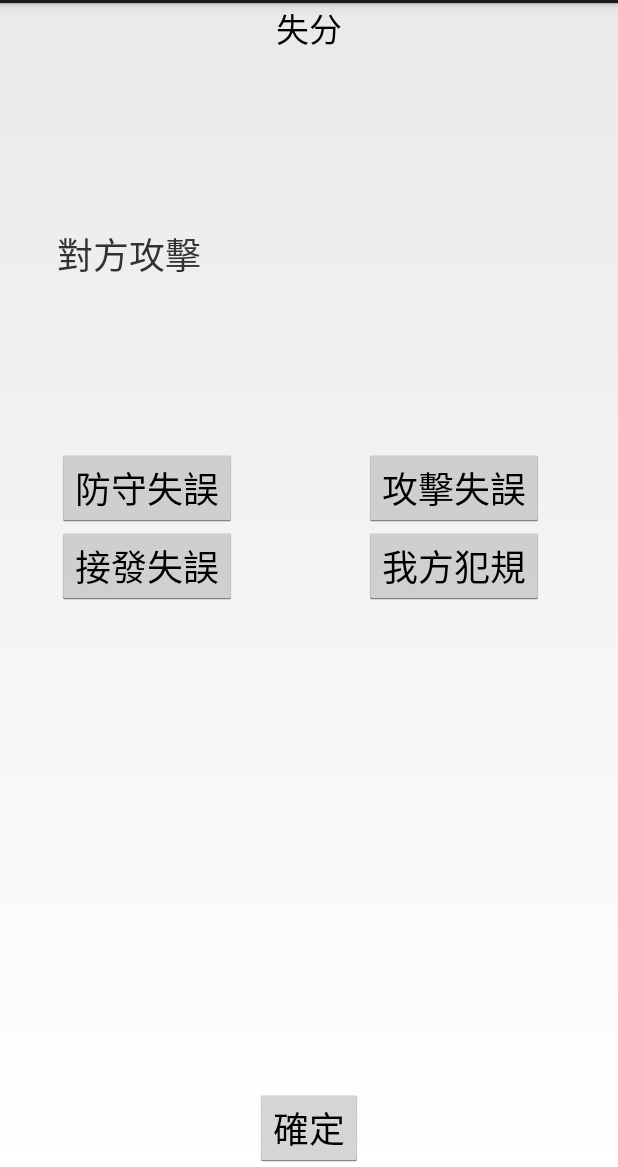
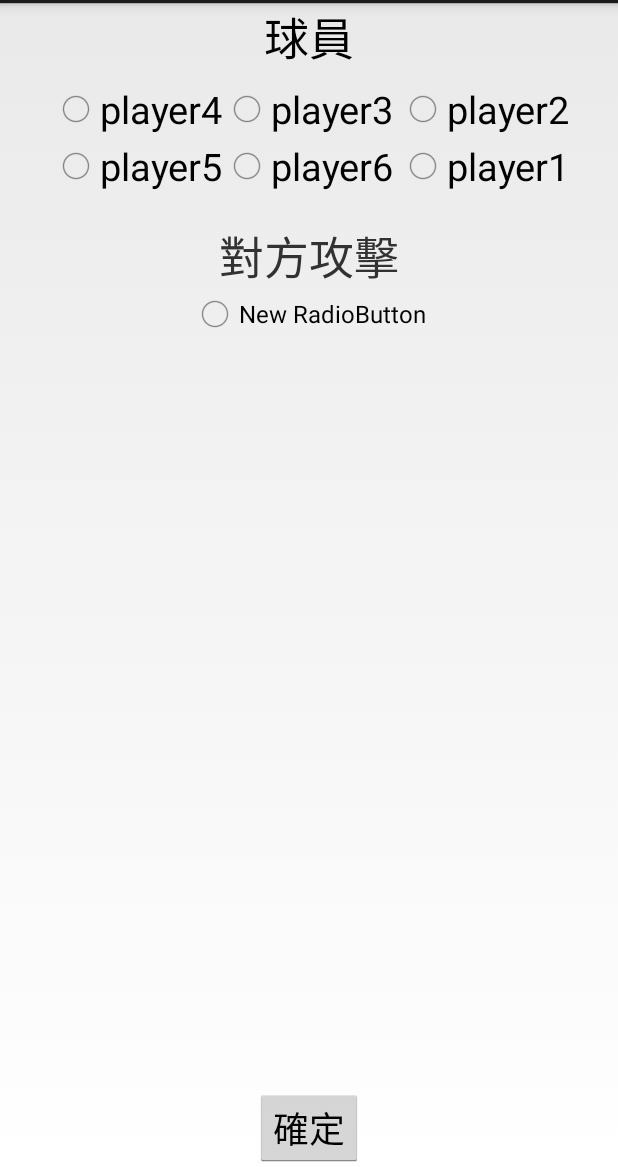
Before and after one commit to Jason52366/VolleyGameRecord, an Android app: the Record3 screen opened directly, with no data from a screen before it, on a phone screen of 412 x 824 dp, the part 69-1236 px from its top. Run offline under Robolectric (Android 15) with nearby library versions, the light colour scheme and no system bars.

Commit message:
record2 radio button grouping finished without players. record3 radio button button not finished

```diff
--- a/app/src/main/java/com/volleygamerecord/app/Record2.java
+++ b/app/src/main/java/com/volleygamerecord/app/Record2.java
@@ -15,8 +15,9 @@ public class Record2 extends Activity {
     @Override
     protected void onCreate(Bundle savedInstanceState) {
         super.onCreate(savedInstanceState);
+
         setContentView(R.layout.activity_record2);
-        Button btn_record2Confirm= (Button)findViewById(R.id.btn_record2Confirm);
+        Button btn_record2Confirm= (Button)findViewById(R.id.button_record2confirm);
         btn_record2Confirm.setOnClickListener(new Button.OnClickListener(){
             @Override
             public void onClick (View v){
--- a/app/src/main/res/layout/activity_record3.xml
+++ b/app/src/main/res/layout/activity_record3.xml
@@ -3,60 +3,6 @@
 <RelativeLayout xmlns:android="http://schemas.android.com/apk/res/android"
     android:orientation="vertical" android:layout_width="match_parent"
     android:layout_height="match_parent">
-
-    <TextView
-        android:layout_width="wrap_content"
-        android:layout_height="wrap_content"
-        android:text="對方攻擊"
-        android:id="@+id/textView_enemy_attack"
-        android:layout_marginLeft="38dp"
-        android:layout_marginTop="149dp"
-        android:textSize="24dp"
-        android:layout_alignParentTop="true"
-        android:layout_alignParentLeft="true"
-        android:layout_alignParentStart="true" />
-
-    <Button
-        android:layout_width="wrap_content"
-        android:layout_height="wrap_content"
-        android:text="防守失誤"
-        android:id="@+id/button_record3ErrorDefend"
-        android:textSize="24dp"
-        android:layout_below="@+id/textView_enemy_attack"
-        android:layout_alignLeft="@+id/textView_enemy_attack"
-        android:layout_alignStart="@+id/textView_enemy_attack"
-        android:layout_marginTop="112dp" />
-
-    <Button
-        android:layout_width="wrap_content"
-        android:layout_height="wrap_content"
-        android:text="攻擊失誤"
-        android:id="@+id/button_record3ErrorAttack"
-        android:layout_alignTop="@+id/button_record3ErrorDefend"
-        android:layout_alignParentRight="true"
-        android:layout_alignParentEnd="true"
-        android:layout_marginRight="49dp"
-        android:textSize="24dp" />
-
-    <Button
-        android:layout_width="wrap_content"
-        android:layout_height="wrap_content"
-        android:text="接發失誤"
-        android:id="@+id/button_record3ErrorServeReturn"
-        android:textSize="24dp"
-        android:layout_alignTop="@+id/button_record3BreakRule"
-        android:layout_alignLeft="@+id/button_record3ErrorDefend"
-        android:layout_alignStart="@+id/button_record3ErrorDefend" />
-
-    <Button
-        android:layout_width="wrap_content"
-        android:layout_height="wrap_content"
-        android:text="我方犯規"
-        android:id="@+id/button_record3BreakRule"
-        android:textSize="24dp"
-        android:layout_below="@+id/button_record3ErrorAttack"
-        android:layout_alignLeft="@+id/button_record3ErrorAttack"
-        android:layout_alignStart="@+id/button_record3ErrorAttack" />
 
     <Button
         android:layout_width="wrap_content"
@@ -71,8 +17,93 @@
         android:layout_width="wrap_content"
         android:layout_height="wrap_content"
         android:textAppearance="?android:attr/textAppearanceLarge"
-        android:text="失分"
-        android:id="@+id/text_lost_point"
+        android:text="球員"
+        android:id="@+id/text_record3players"
+        android:textSize="30dp"
         android:layout_alignParentTop="true"
         android:layout_centerHorizontal="true" />
+
+    <RadioButton
+        android:layout_width="wrap_content"
+        android:layout_height="wrap_content"
+        android:text="player3"
+        android:id="@+id/radioButton_record3player3"
+        android:checked="false"
+        android:layout_below="@+id/text_record3players"
+        android:layout_centerHorizontal="true"
+        android:layout_marginTop="8dp"
+        android:textSize="25dp"
+        android:layout_marginRight="3dp"
+        android:layout_marginBottom="3dp" />
+
+    <RadioButton
+        android:layout_width="wrap_content"
+        android:layout_height="wrap_content"
+        android:text="player4"
+        android:id="@+id/radioButton_record3player4"
+        android:layout_alignTop="@+id/radioButton_record3player3"
+        android:layout_toLeftOf="@+id/radioButton_record3player3"
+        android:checked="false"
+        android:textSize="25dp" />
+
+    <RadioButton
+        android:layout_width="wrap_content"
+        android:layout_height="wrap_content"
+        android:text="player5"
+        android:id="@+id/radioButton_record3player5"
+        android:layout_below="@+id/radioButton_record3player3"
+        android:layout_alignLeft="@+id/radioButton_record3player4"
+        android:layout_alignStart="@+id/radioButton_record3player4"
+        android:checked="false"
+        android:textSize="25dp" />
+
+    <RadioButton
+        android:layout_width="wrap_content"
+        android:layout_height="wrap_content"
+        android:text="player2"
+        android:id="@+id/radioButton_record3player2"
+        android:layout_alignTop="@+id/radioButton_record3player3"
+        android:layout_toRightOf="@+id/radioButton_record3player3"
+        android:checked="false"
+        android:textSize="25dp" />
+
+    <RadioButton
+        android:layout_width="wrap_content"
+        android:layout_height="wrap_content"
+        android:text="player6"
+        android:id="@+id/radioButton"
+        android:layout_below="@+id/radioButton_record3player3"
+        android:layout_toRightOf="@+id/radioButton_record3player5"
+        android:checked="false"
+        android:textSize="25dp"
+        android:layout_marginRight="3dp" />
+
+    <RadioButton
+        android:layout_width="wrap_content"
+        android:layout_height="wrap_content"
+        android:text="player1"
+        android:id="@+id/radioButton_record3player1"
+        android:layout_below="@+id/radioButton_record3player3"
+        android:layout_toRightOf="@+id/radioButton"
+        android:checked="false"
+        android:textSize="25dp" />
+
+    <TextView
+        android:layout_width="wrap_content"
+        android:layout_height="wrap_content"
+        android:text="對方攻擊"
+        android:id="@+id/textView_record3opponentattack"
+        android:layout_marginTop="20dp"
+        android:layout_below="@+id/radioButton"
+        android:layout_centerHorizontal="true"
+        android:textSize="30dp" />
+
+    <RadioButton
+        android:layout_width="wrap_content"
+        android:layout_height="wrap_content"
+        android:text="New RadioButton"
+        android:id="@+id/radioButton2"
+        android:layout_below="@+id/textView_record3opponentattack"
+        android:layout_centerHorizontal="true" />
+
 </RelativeLayout>
```
Also changed, not shown: app/src/main/res/layout/activity_record2.xml (+138 -98 lines), 1 other file.
